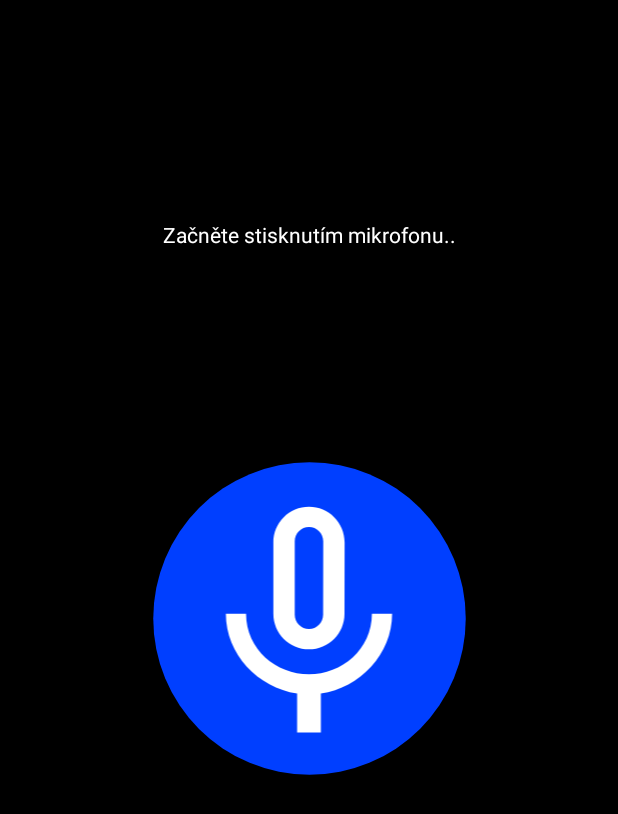
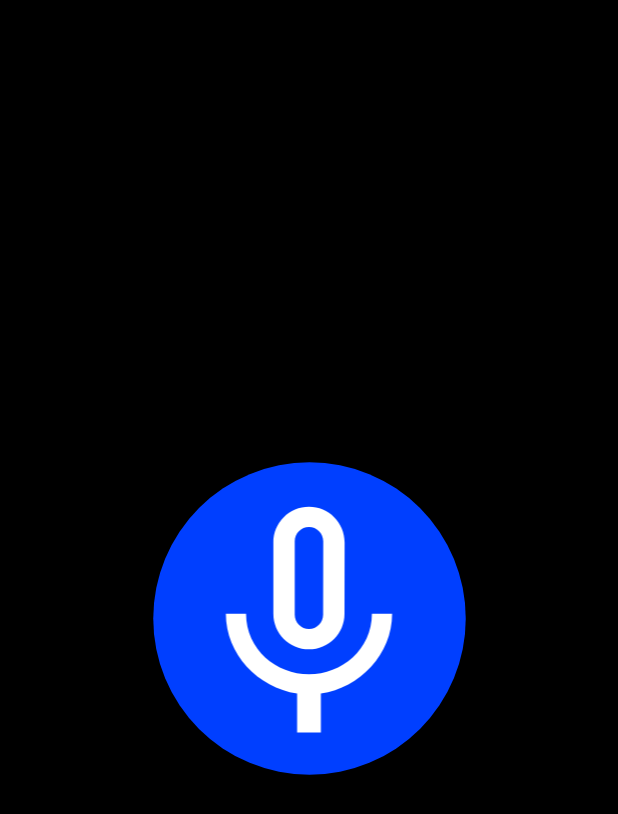
Before and after one commit to b0r3k/dial-dial, an Android app: the layout activity_main.xml on its own in the app's theme, with its tools: preview values and no code run, on a phone screen of 412 x 824 dp. Shown: the top 814 px of the screen. Run offline under Robolectric (Android 15) with nearby library versions, the phone set to English and light mode, and no system bars.

Commit message:
Removed old TextView.

```diff
--- a/mobile_app/app/src/main/res/layout/activity_main.xml
+++ b/mobile_app/app/src/main/res/layout/activity_main.xml
@@ -30,17 +30,4 @@
         app:layout_constraintRight_toRightOf="parent"
         app:layout_constraintTop_toTopOf="parent" />
 
-    <TextView
-        android:id="@+id/tvTranscript"
-        android:layout_width="wrap_content"
-        android:layout_height="wrap_content"
-        android:elevation="2dp"
-        android:gravity="start|top"
-        android:text="Začněte stisknutím mikrofonu.."
-        android:textColor="#FFFFFF"
-        app:layout_constraintBottom_toTopOf="@+id/ivSpeak"
-        app:layout_constraintEnd_toEndOf="parent"
-        app:layout_constraintStart_toStartOf="parent"
-        app:layout_constraintTop_toTopOf="parent" />
-
 </androidx.constraintlayout.widget.ConstraintLayout>
```
